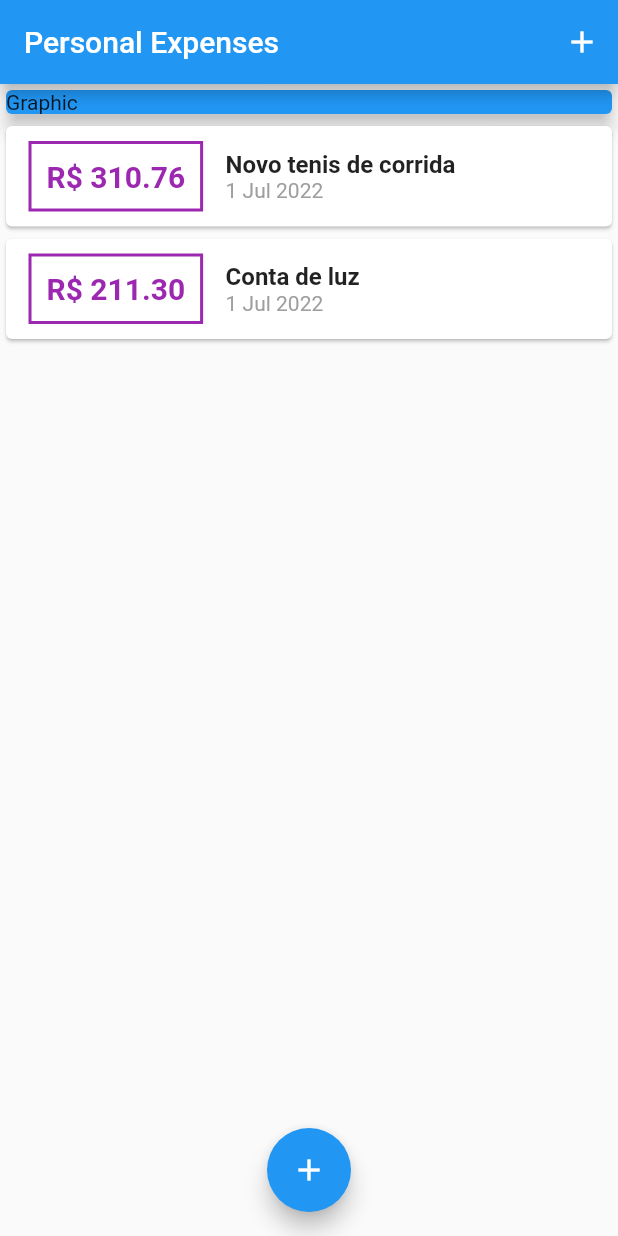
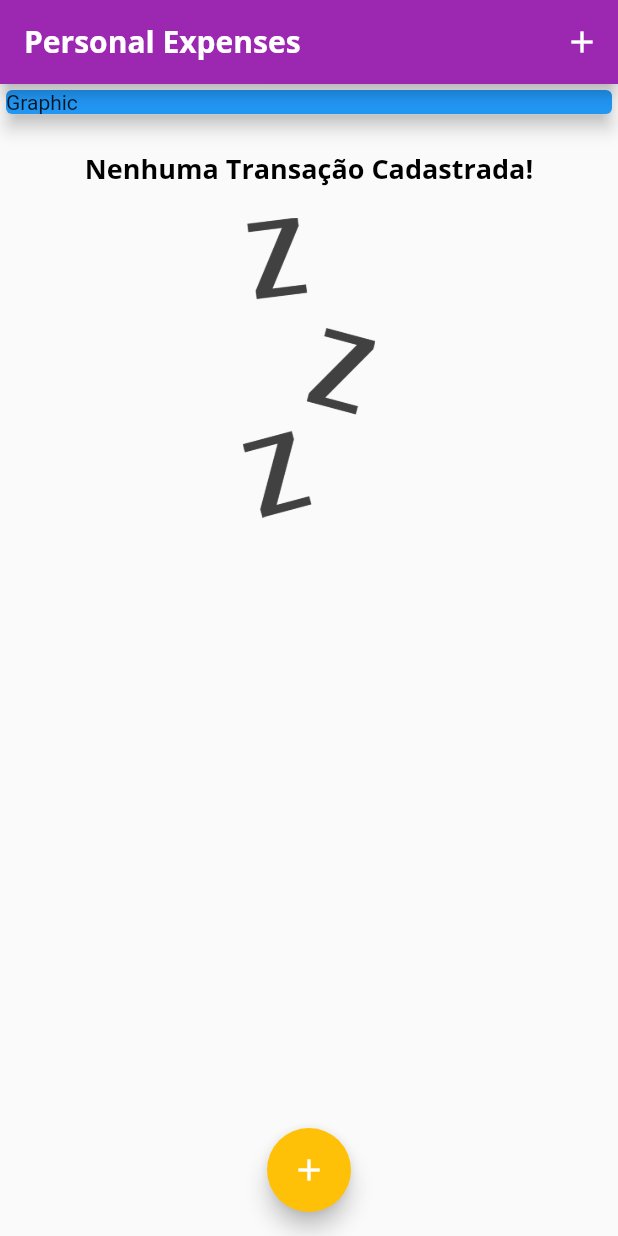
Before and after one commit to RamonTadeuGoncalves/ExpensesApp, a Flutter app: the screen it shows after launch, on a phone screen of 412 x 824 dp. Run offline on Flutter 3.47's test engine with Material 2 defaults, Android fonts, the phone set to English and light mode, and no system bars.

Commit message:
Imported fonts and image, and configured them into the app.

```diff
--- a/lib/components/transaction_list.dart
+++ b/lib/components/transaction_list.dart
@@ -12,7 +12,29 @@ class TransactionList extends StatelessWidget {
   Widget build(BuildContext context) {
     return Container(
       height: 300,
-      child: ListView.builder(
+      child: transactions.isEmpty
+          ? Column(
+              children: [
+                SizedBox(
+                  height: 20,
+                ),
+                Text(
+                  'Nenhuma Transação Cadastrada!',
+                  style: Theme.of(context).textTheme.headline6,
+                ),
+                SizedBox(
+                  height: 20,
+                ),
+                Container(
+                  height: 200,
+                  child: Image.asset(
+                    'assets/images/waiting.png',
+                    fit: BoxFit.cover,
+                  ),
+                ),
+              ],
+            )
+          : ListView.builder(
               itemCount: transactions.length,
               itemBuilder: (ctx, item) {
                 final tr = transactions[item];
@@ -20,16 +42,24 @@ class TransactionList extends StatelessWidget {
                   child: Row(
                     children: [
                       Container(
-                  margin: EdgeInsets.symmetric(horizontal: 15, vertical: 10),
+                        margin: EdgeInsets.symmetric(
+                          horizontal: 15,
+                          vertical: 10,
+                        ),
                         decoration: BoxDecoration(
-                      border: Border.all(color: Colors.purple, width: 2)),
+                          border: Border.all(
+                            color: Theme.of(context).colorScheme.primary,
+                            width: 2,
+                          ),
+                        ),
                         padding: EdgeInsets.all(10),
                         child: Text(
                           'R\$ ${tr.value.toStringAsFixed(2)}',
                           style: TextStyle(
                             fontWeight: FontWeight.bold,
                             fontSize: 20,
-                        color: Colors.purple),
+                            color: Theme.of(context).colorScheme.primary,
+                          ),
                         ),
                       ),
                       Column(
@@ -37,8 +67,7 @@ class TransactionList extends StatelessWidget {
                         children: [
                           Text(
                             tr.title,
-                      style:
-                          TextStyle(fontWeight: FontWeight.bold, fontSize: 16),
+                            style: Theme.of(context).textTheme.headline6,
                           ),
                           Text(
                             DateFormat('d MMM y').format(tr.date),
--- a/lib/main.dart
+++ b/lib/main.dart
@@ -1,5 +1,6 @@
 // ignore_for_file: prefer_const_constructors, use_key_in_widget_constructors
 import 'dart:math';
+import 'dart:ui';
 import 'package:expenses/components/transaction_form.dart';
 import 'package:flutter/material.dart';
 import 'components/transaction_list.dart';
@@ -10,7 +11,29 @@ void main() => runApp(ExpensesApp());
 class ExpensesApp extends StatelessWidget {
   @override
   Widget build(BuildContext context) {
-    return MaterialApp(home: MyHomePage());
+    return MaterialApp(
+      home: MyHomePage(),
+      theme: ThemeData(
+        colorScheme: ColorScheme.fromSwatch(primarySwatch: Colors.purple)
+            .copyWith(secondary: Colors.amber),
+        fontFamily: 'Quicksand',
+        textTheme: ThemeData.light().textTheme.copyWith(
+              headline6: TextStyle(
+                fontFamily: 'OpenSans',
+                fontSize: 18,
+                fontWeight: FontWeight.bold,
+                color: Colors.black,
+              ),
+            ),
+        appBarTheme: AppBarTheme(
+          titleTextStyle: TextStyle(
+            fontFamily: 'OpenSans',
+            fontSize: 20,
+            fontWeight: FontWeight.bold,
+          ),
+        ),
+      ),
+    );
   }
 }
 
@@ -20,14 +43,19 @@ class MyHomePage extends StatefulWidget {
 }
 
 class _MyHomePageState extends State<MyHomePage> {
-  final _transactions = [
-    Transaction(
-        id: 't1',
-        title: 'Novo tenis de corrida',
-        value: 310.76,
-        date: DateTime.now()),
-    Transaction(
-        id: 't2', title: 'Conta de luz', value: 211.30, date: DateTime.now()),
+  final List<Transaction> _transactions = [
+    // Transaction(
+    //   id: 't1',
+    //   title: 'Novo tenis de corrida',
+    //   value: 310.76,
+    //   date: DateTime.now(),
+    // ),
+    // Transaction(
+    //   id: 't2',
+    //   title: 'Conta de luz',
+    //   value: 211.30,
+    //   date: DateTime.now(),
+    // ),
   ];
 
   _addTransaction(String title, double value) {
```
Also changed, not shown: pubspec.yaml (+13 -8 lines), assets/fonts/OpenSans-Bold.ttf (added), assets/fonts/OpenSans-Regular.ttf (added), assets/fonts/Quicksand-Bold.ttf (added), assets/fonts/Quicksand-Light.ttf (added), assets/fonts/Quicksand-Medium.ttf (added), assets/fonts/Quicksand-Regular.ttf (added), assets/images/waiting.png (added). Lines whose indentation alone changed are shown as unchanged.
